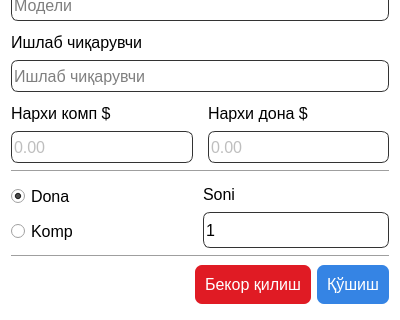
Before: the Qt Designer form ui/add_basket.ui in JavokhirMamirov/shopapp, drawn with Qt 5; both pictures show x 0 to 400 and y 197 to 517 of the 400 by 517 pixel window.
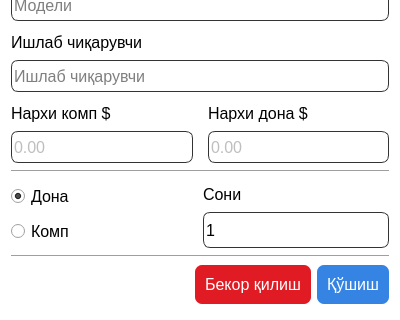
After: the same form once the commit is applied. Icons and pictures are not drawn.

Patch:
```diff
--- a/ui/add_basket.ui
+++ b/ui/add_basket.ui
@@ -505,7 +505,7 @@
           </font>
          </property>
          <property name="text">
-          <string>Dona</string>
+          <string>Дона</string>
          </property>
          <property name="shortcut">
           <string>F3</string>
@@ -526,7 +526,7 @@
           </font>
          </property>
          <property name="text">
-          <string>Komp</string>
+          <string>Комп</string>
          </property>
          <property name="shortcut">
           <string>F2</string>
@@ -563,7 +563,7 @@
           </font>
          </property>
          <property name="text">
-          <string>Soni</string>
+          <string>Сони</string>
          </property>
         </widget>
        </item>
```
